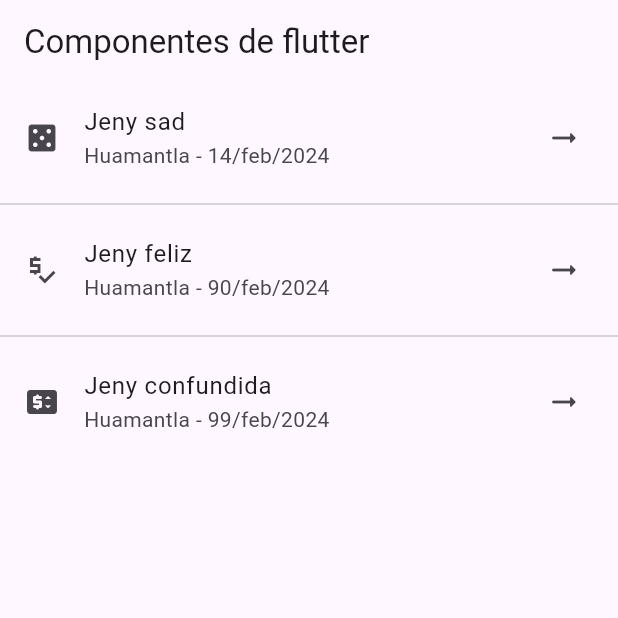
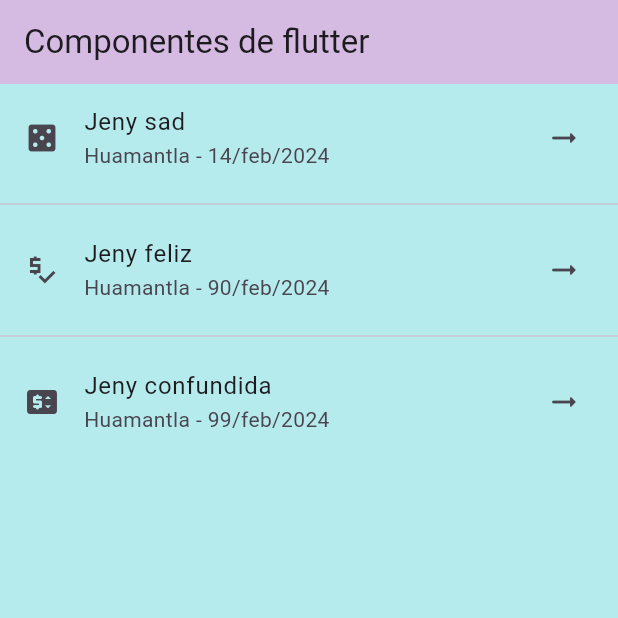
Before and after one commit to AliixLoz/componentes_flutter_aliix, a Flutter app: the screen it shows after launch, on a phone screen of 412 x 824 dp, the top half of it. Run offline on Flutter 3.47's test engine with Material 3 defaults, Android fonts, the phone set to English and light mode, and no system bars.

Commit message:
Refactoring and creation of AppTheme

```diff
--- a/lib/main_app.dart
+++ b/lib/main_app.dart
@@ -10,6 +10,7 @@ class MainApp extends StatelessWidget {
     return MaterialApp(
       debugShowCheckedModeBanner: false,
       home: const HomeScreen(),
+      theme: AppTheme.lightTheme,
     );
   }
 }
--- a/lib/theme/app_theme.dart
+++ b/lib/theme/app_theme.dart
@@ -0,0 +1,17 @@
+//Definicion de los temas de estilo de la app
+import 'package:flutter/material.dart';
+
+class AppTheme{
+  //constante de un color primario
+  static const primaryColor = Color.fromARGB(223, 217, 180, 224);
+  //constante de color de fondo
+  static const backColor = Color.fromARGB(223, 171, 232, 236);
+  //constante de tema
+  static final ThemeData lightTheme = ThemeData.light().copyWith(
+    scaffoldBackgroundColor: backColor,
+        appBarTheme: const AppBarTheme(
+          color: primaryColor,
+      )
+  );
+
+}
```
Also changed, not shown: lib/main.dart (line endings or trailing spaces).
